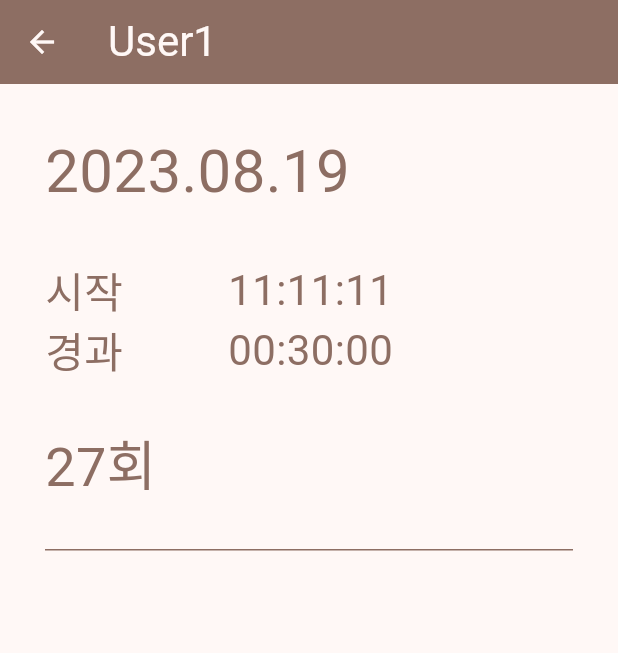
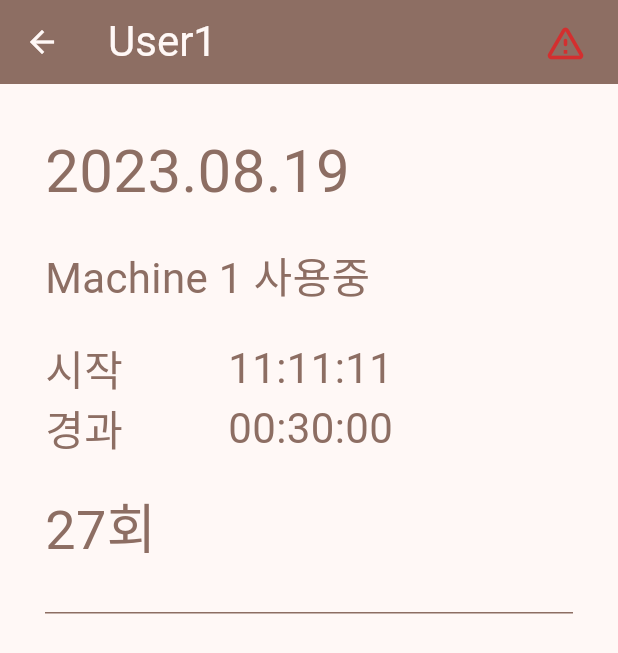
Before and after one commit to ysshwan147/Squat_Assistance, a Flutter app: the screen it shows after launch, after a tap on "User1", on a phone screen of 412 x 824 dp. Shown: the top 653 px of the screen. Run offline on Flutter 3.47's test engine with Material 2 defaults, Android fonts, the phone set to English and light mode, and no system bars.

Commit message:
modify user_detail_screen and set bluetooth permission
add machine info to user_detail_screen
remove the debug mark on upper right
apply the bluetooth_serial package in pubspec.yaml
modify minSdkVersion in build.gradle
set the bluetooth permission in AndroidManifest.xml and MainActivity.kt

```diff
--- a/lib/main.dart
+++ b/lib/main.dart
@@ -12,6 +12,7 @@ class MyApp extends StatelessWidget {
   @override
   Widget build(BuildContext context) {
     return MaterialApp(
+      debugShowCheckedModeBanner: false,
       title: "Squat Assistance App",
       theme: ThemeData(
         useMaterial3: true,
--- a/lib/screens/user_detail_screen.dart
+++ b/lib/screens/user_detail_screen.dart
@@ -1,6 +1,6 @@
 import 'package:flutter/material.dart';
 
-class UserDetailScreen extends StatelessWidget {
+class UserDetailScreen extends StatefulWidget {
   final String name;
 
   const UserDetailScreen({
@@ -9,17 +9,35 @@ class UserDetailScreen extends StatelessWidget {
   });
 
   @override
+  State<UserDetailScreen> createState() => _UserDetailScreenState();
+}
+
+class _UserDetailScreenState extends State<UserDetailScreen> {
+  bool isEmergency = true;
+
+  @override
   Widget build(BuildContext context) {
     final theme = Theme.of(context);
+    final Color bgColor = theme.colorScheme.primary;
 
     return Scaffold(
       appBar: AppBar(
-        backgroundColor: theme.colorScheme.primary,
+        backgroundColor: bgColor,
         foregroundColor: theme.colorScheme.background,
         title: Text(
-          name,
+          widget.name,
           style: const TextStyle(fontSize: 28),
         ),
+        actions: [
+          Padding(
+            padding: const EdgeInsets.symmetric(horizontal: 20),
+            child: Icon(
+              Icons.warning_amber_rounded,
+              color: isEmergency ? theme.colorScheme.error : bgColor,
+              size: 30,
+            ),
+          ),
+        ],
       ),
       body: Padding(
         padding: const EdgeInsets.all(30),
@@ -30,11 +48,21 @@ class UserDetailScreen extends StatelessWidget {
               "2023.08.19",
               style: TextStyle(
                 fontSize: 40,
-                color: theme.colorScheme.primary,
+                color: bgColor,
               ),
             ),
             const SizedBox(
-              height: 30,
+              height: 20,
+            ),
+            Text(
+              "Machine 1 사용중",
+              style: TextStyle(
+                fontSize: 28,
+                color: bgColor,
+              ),
+            ),
+            const SizedBox(
+              height: 20,
             ),
             Row(
               children: [
@@ -44,14 +72,14 @@ class UserDetailScreen extends StatelessWidget {
                       "시작",
                       style: TextStyle(
                         fontSize: 28,
-                        color: theme.colorScheme.primary,
+                        color: bgColor,
                       ),
                     ),
                     Text(
                       "경과",
                       style: TextStyle(
                         fontSize: 28,
-                        color: theme.colorScheme.primary,
+                        color: bgColor,
                       ),
                     ),
                   ],
@@ -63,14 +91,14 @@ class UserDetailScreen extends StatelessWidget {
                         "11:11:11",
                         style: TextStyle(
                           fontSize: 28,
-                          color: theme.colorScheme.primary,
+                          color: bgColor,
                         ),
                       ),
                       Text(
                         "00:30:00",
                         style: TextStyle(
                           fontSize: 28,
-                          color: theme.colorScheme.primary,
+                          color: bgColor,
                         ),
                       ),
                     ],
@@ -82,13 +110,13 @@ class UserDetailScreen extends StatelessWidget {
               ],
             ),
             const SizedBox(
-              height: 30,
+              height: 20,
             ),
             Text(
               "27회",
               style: TextStyle(
                 fontSize: 36,
-                color: theme.colorScheme.primary,
+                color: bgColor,
               ),
             ),
             Container(
@@ -97,7 +125,7 @@ class UserDetailScreen extends StatelessWidget {
               decoration: BoxDecoration(
                 border: Border(
                   bottom: BorderSide(
-                    color: theme.colorScheme.primary,
+                    color: bgColor,
                   ),
                 ),
               ),
--- a/lib/widgets/user_widget.dart
+++ b/lib/widgets/user_widget.dart
@@ -15,7 +15,7 @@ class User extends StatefulWidget {
 
 class _UserState extends State<User> {
   bool isUsing = false;
-  bool isEmergency = false;
+  bool isEmergency = true;
 
   void setIsUsingByBLE() {
     setState(() {
--- a/pubspec.yaml
+++ b/pubspec.yaml
@@ -31,7 +31,7 @@ dependencies:
   flutter:
     sdk: flutter
 
-
+  flutter_bluetooth_serial: ^0.4.0
   # The following adds the Cupertino Icons font to your application.
   # Use with the CupertinoIcons class for iOS style icons.
   cupertino_icons: ^1.0.2
```
Also changed, not shown: pubspec.lock, 9 other files.
